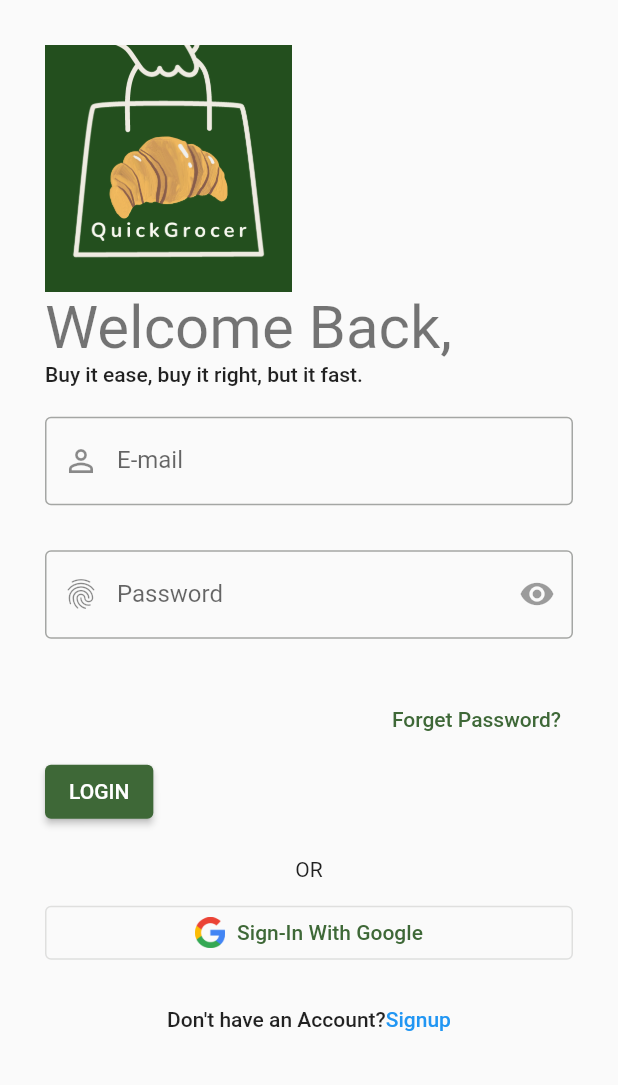
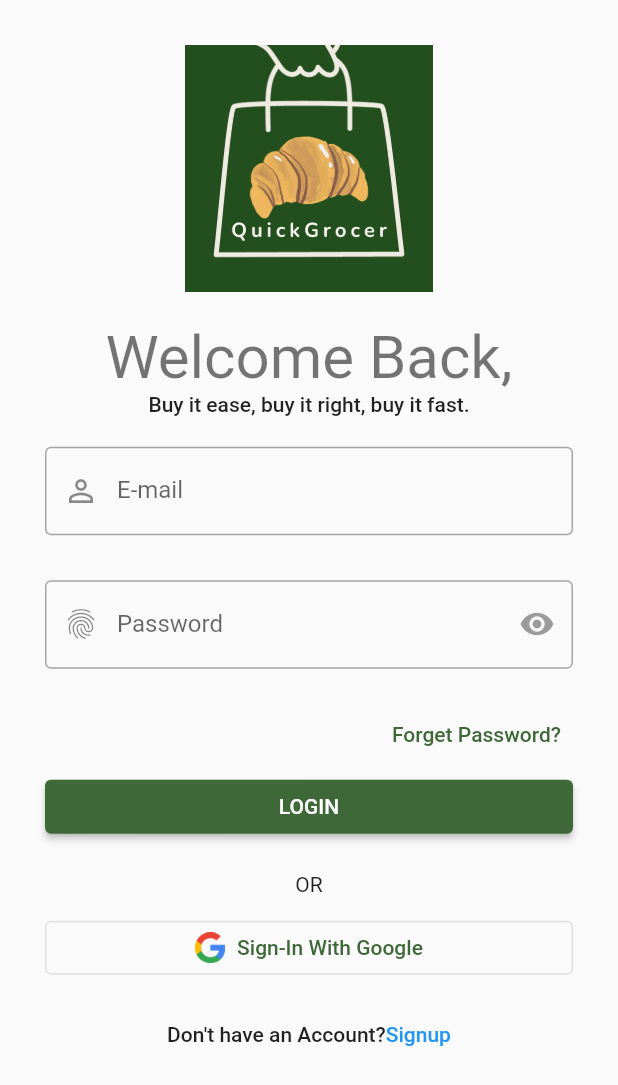
Before and after one commit to JY3JW/QuickGrocer-Application, a Flutter app: the screen it shows after launch, after a tap on "LOGIN", on a phone screen of 412 x 824 dp. Shown: the top 1085 px of the screen. Run offline on Flutter 3.47's test engine with Material 2 defaults, Android fonts, the phone set to English and light mode, and no system bars; our stand-ins replace cloud_firestore, firebase_core, google_fonts; accounts and stored records are empty.

Commit message:
Changes to the login page
Made the header section align to center.

```diff
--- a/lib/src/constants/text_strings.dart
+++ b/lib/src/constants/text_strings.dart
@@ -5,7 +5,9 @@
 
 // Login Screen Text
 const String loginTitle = "Welcome Back,";
-const String loginSubtitle = "Buy it ease, buy it right, but it fast.";
+const String loginSubtitle = "Buy it ease, buy it right, buy it fast.";
+const String signUpTitle = "Get On Board!";
+const String signUpSubtitle = "Create your profilr to start your Journey.";
 const String rememberMe = "Remember Me?";
 const String alreadyHaveAnAccount = "Already have an Account?";
 const String dontHaveAnAccount = "Don't have an Account?";
--- a/lib/src/features/authentication/screens/login/login_header_widget.dart
+++ /dev/null
@@ -1,27 +0,0 @@
-import 'package:flutter/material.dart';
-import 'package:quickgrocer_application/src/constants/image_strings.dart';
-import 'package:quickgrocer_application/src/constants/text_strings.dart';
-
-class LoginHeaderWidget extends StatelessWidget {
-  const LoginHeaderWidget({
-    super.key,
-    required this.size,
-  });
-
-  final Size size;
-
-  @override
-  Widget build(BuildContext context) {
-    return Column(
-      crossAxisAlignment: CrossAxisAlignment.start,
-      children: [
-        Image(
-          image: AssetImage(welcomeScreenImage),
-          height: size.height * 0.2,
-        ),
-        Text(loginTitle, style: Theme.of(context).textTheme.headlineLarge),
-        Text(loginSubtitle, style: Theme.of(context).textTheme.bodyLarge),
-      ],
-    );
-  }
-}
--- a/lib/src/features/authentication/screens/login/login_screen.dart
+++ b/lib/src/features/authentication/screens/login/login_screen.dart
@@ -1,11 +1,11 @@
 import 'package:flutter/material.dart';
 import 'package:quickgrocer_application/src/constants/sizes.dart';
-import 'package:quickgrocer_application/src/features/authentication/screens/login/login_footer_widget.dart';
-import 'package:quickgrocer_application/src/features/authentication/screens/login/login_form_widget.dart';
-import 'package:quickgrocer_application/src/features/authentication/screens/login/login_header_widget.dart';
+import 'package:quickgrocer_application/src/features/authentication/screens/login/widgets/login_footer_widget.dart';
+import 'package:quickgrocer_application/src/features/authentication/screens/login/widgets/login_form_widget.dart';
+import 'package:quickgrocer_application/src/features/authentication/screens/login/widgets/login_header_widget.dart';
 
 class LoginScreen extends StatelessWidget {
-  const LoginScreen({Key? key}) : super(key: key);
+  const LoginScreen({super.key});
 
   @override
   Widget build(BuildContext context) {
@@ -14,7 +14,7 @@
       child: Scaffold(
         body: SingleChildScrollView(
           child: Container(
-            padding: EdgeInsets.all(defaultSize),
+            padding: const EdgeInsets.all(defaultSize),
             child: Column(
               crossAxisAlignment: CrossAxisAlignment.start,
               children: [
--- a/lib/src/features/authentication/screens/login/login_footer_widget.dart
+++ b/lib/src/features/authentication/screens/login/widgets/login_footer_widget.dart
@@ -4,23 +4,21 @@
 import 'package:quickgrocer_application/src/constants/text_strings.dart';
 
 class LoginFooterWidget extends StatelessWidget {
-  const LoginFooterWidget({
-    super.key,
-  });
+  const LoginFooterWidget({super.key});
 
   @override
   Widget build(BuildContext context) {
     return Column(
       crossAxisAlignment: CrossAxisAlignment.center,
       children: [
-        Text("OR"),
+        const Text("OR"),
         const SizedBox(height: formHeight - 20.0,),
         SizedBox(
           width: double.infinity,
           child: OutlinedButton.icon(
-              icon: Image(image: AssetImage(googleLogoImage), width: 20.0,),
+              icon: const Image(image: AssetImage(googleLogoImage), width: 20.0,),
               onPressed: () {},
-              label: Text(signInWithGoogle),
+              label: const Text(signInWithGoogle),
             ),
         ),
         const SizedBox(height: formHeight - 20.0,),
--- a/lib/src/features/authentication/screens/login/login_form_widget.dart
+++ b/lib/src/features/authentication/screens/login/widgets/login_form_widget.dart
@@ -3,20 +3,18 @@
 import 'package:quickgrocer_application/src/constants/text_strings.dart';
 
 class LoginForm extends StatelessWidget {
-  const LoginForm({
-    super.key,
-  });
+  const LoginForm({super.key});
 
   @override
   Widget build(BuildContext context) {
     return Form(
       child: Container(
-        padding: EdgeInsets.symmetric(vertical: formHeight - 10.0),
+        padding: const EdgeInsets.symmetric(vertical: formHeight - 10.0),
         child: Column(
           crossAxisAlignment: CrossAxisAlignment.start,
           children: [
             TextFormField(
-              decoration: InputDecoration(
+              decoration: const InputDecoration(
                   prefixIcon: Icon(Icons.person_outline_outlined),
                   labelText: email,
                   hintText: email,
@@ -24,7 +22,7 @@
             ),
             const SizedBox(height: formHeight),
             TextFormField(
-              decoration: InputDecoration(
+              decoration: const InputDecoration(
                   prefixIcon: Icon(Icons.fingerprint),
                   labelText: password,
                   hintText: password,
@@ -33,15 +31,16 @@
                       onPressed: null,
                       icon: Icon(Icons.remove_red_eye_sharp))),
             ),
-            const SizedBox(height: formHeight),
+            const SizedBox(height: formHeight - 10.0),
             Align(
               alignment: Alignment.centerRight,
               child: TextButton(
                 onPressed: () {},
-                child: Text(forgetPassword),
+                child: const Text(forgetPassword),
               ),
             ),
             SizedBox(
+              width: double.infinity,
               child: ElevatedButton(
                 onPressed: () {},
                 child: Text(login.toUpperCase()),
--- /dev/null
+++ b/lib/src/features/authentication/screens/login/widgets/login_header_widget.dart
@@ -0,0 +1,33 @@
+import 'package:flutter/material.dart';
+import 'package:quickgrocer_application/src/constants/image_strings.dart';
+import 'package:quickgrocer_application/src/constants/sizes.dart';
+import 'package:quickgrocer_application/src/constants/text_strings.dart';
+
+class LoginHeaderWidget extends StatelessWidget {
+  const LoginHeaderWidget({
+    super.key,
+    required this.size,
+  });
+
+  final Size size;
+
+  @override
+  Widget build(BuildContext context) {
+    return SizedBox(
+      width: double.infinity,
+      child:
+        Column(
+          crossAxisAlignment: CrossAxisAlignment.center,
+          children: [
+            Image(
+              image: const AssetImage(welcomeScreenImage),
+              height: size.height * 0.2,
+            ),
+            const SizedBox(height: formHeight - 10.0,),
+            Text(loginTitle, style: Theme.of(context).textTheme.headlineLarge),
+            Text(loginSubtitle, style: Theme.of(context).textTheme.bodyLarge),
+          ],
+        ),
+    );
+  }
+}
--- a/lib/src/features/authentication/screens/welcome/welcome_screen.dart
+++ b/lib/src/features/authentication/screens/welcome/welcome_screen.dart
@@ -6,7 +6,7 @@
 import 'package:quickgrocer_application/src/utils/colors.dart';
 
 class WelcomeScreen extends StatelessWidget {
-  const WelcomeScreen({Key? key}) : super(key: key);
+  const WelcomeScreen({super.key});
 
   @override
   Widget build(BuildContext context) {
@@ -19,7 +19,7 @@
       backgroundColor: isDarkMode ? AppColors.subPistachioColor : AppColors.mainPineColor,
       body: SingleChildScrollView(
         child: Container(
-          padding: EdgeInsets.all(defaultSize),
+          padding: const EdgeInsets.all(defaultSize),
           child: Column(
             mainAxisAlignment: MainAxisAlignment.spaceEvenly,
             children: [
@@ -36,17 +36,25 @@
                       textAlign: TextAlign.center),
                 ],
               ),
+              const SizedBox(height: formHeight - 20.0,),
               Row(
                 children: [
                   Expanded(
-                    child: OutlinedButton(
+                    child: ElevatedButton(
                       onPressed: () {
                         Navigator.of(context).push(
                           MaterialPageRoute(builder: (context) => const LoginScreen()),
                         );
-                        print("pushed");
                       },
-                      child: Text(login.toUpperCase()),
+                      style: ElevatedButton.styleFrom(
+                        backgroundColor: Colors.white,
+                      ),
+                      child: Text(
+                        login.toUpperCase(),
+                        style: const TextStyle(
+                          color: Colors.black,
+                        ),
+                      ),
                     ),
                   ),
                   const SizedBox(width: 10.0),
--- a/lib/src/utils/colors.dart
+++ b/lib/src/utils/colors.dart
@@ -10,4 +10,5 @@
   static const Color greyColor1 = Color(0xFFf5f5f5);
   static const Color greyColor2 = Color(0xFFbdbdbd);
   static const Color greyColor3 = Color(0xFF9e9e9e);
+  static const Color greyColor4 = Color.fromARGB(255, 111, 111, 111);
 }
--- a/lib/src/utils/theme/theme.dart
+++ b/lib/src/utils/theme/theme.dart
@@ -1,5 +1,4 @@
 import 'package:flutter/material.dart';
-import 'package:google_fonts/google_fonts.dart';
 import 'package:quickgrocer_application/src/utils/colors.dart';
 import 'package:quickgrocer_application/src/utils/theme/widget_themes/text_theme.dart';
 
@@ -8,7 +7,7 @@
 
   static ThemeData lightTheme = ThemeData(
     brightness: Brightness.light,
-    primarySwatch: MaterialColor(0xFF234E1F, <int, Color>{
+    primarySwatch: const MaterialColor(0xFF234E1F, <int, Color>{
       50: Color(0x1A234E1F),
       100: Color(0x33234E1F),
       200: Color(0x4D234E1F),
```
Also changed, not shown: lib/src/common_widgets/form/form_header_widget.dart (added, +29 -0 lines), lib/src/features/authentication/screens/signup/signup_screen.dart (added, +56 -0 lines), lib/previous_trying_sample_screen/main_grocery_page.dart (renamed from lib/home/main_grocery_page.dart), lib/previous_trying_sample_screen/testingDatabaseConnection.dart (renamed from lib/home/testingDatabaseConnection.dart).
